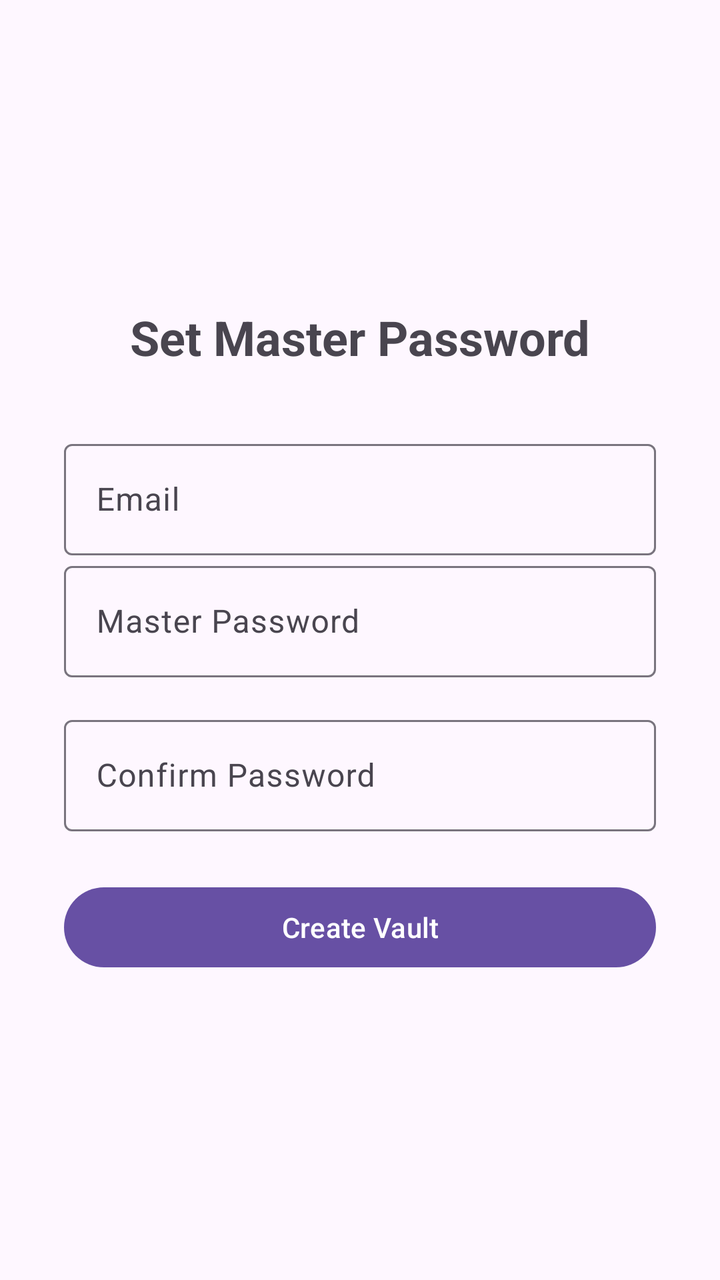
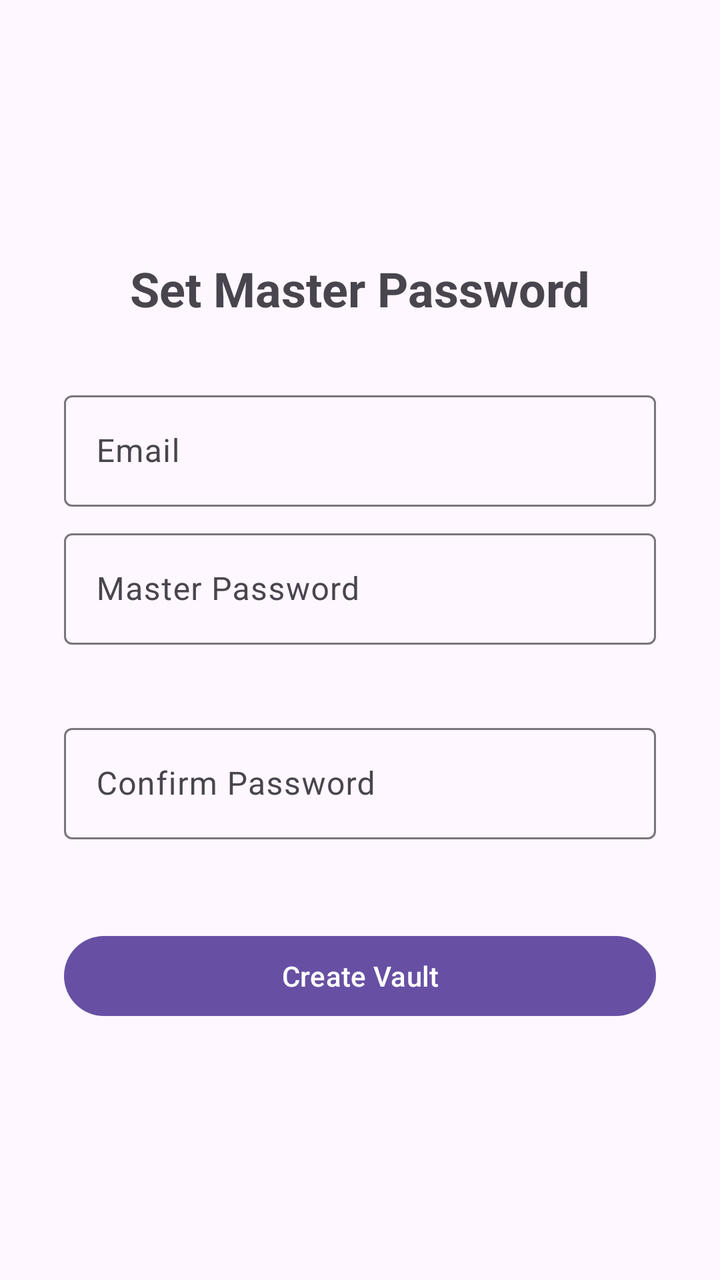

Before-and-after screenshots of an Android layout around one commit, followed by the original layout XML and the change that was made.
<!-- AndroidManifest.xml: application theme Theme.PasswordManager -->
<!-- res/layout/activity_setup.xml -->
<?xml version="1.0" encoding="utf-8"?>
<FrameLayout xmlns:android="http://schemas.android.com/apk/res/android" xmlns:app="http://schemas.android.com/apk/res-auto"
    android:layout_width="match_parent"
    android:layout_height="match_parent">
<LinearLayout
    
    
    android:layout_width="match_parent"
    android:layout_height="match_parent"
    android:orientation="vertical"
    android:padding="32dp"
    android:gravity="center">

    <TextView
        android:layout_width="wrap_content"
        android:layout_height="wrap_content"
        android:text="Set Master Password"
        android:textSize="24sp"
        android:textStyle="bold"
        android:layout_marginBottom="32dp"/>

    <com.google.android.material.textfield.TextInputLayout
        android:layout_width="match_parent"
        android:layout_height="wrap_content"
        app:boxBackgroundMode="outline"
        android:hint="Email">

        <com.google.android.material.textfield.TextInputEditText
            android:id="@+id/etEmail"
            android:layout_width="match_parent"
            android:layout_height="wrap_content"
            android:inputType="textEmailAddress"/>
    </com.google.android.material.textfield.TextInputLayout>

    <com.google.android.material.textfield.TextInputLayout
        android:layout_width="match_parent"
        android:layout_height="wrap_content"
        app:boxBackgroundMode="outline"
        android:hint="Master Password">

        <com.google.android.material.textfield.TextInputEditText
            android:id="@+id/etPassword"
            android:layout_width="match_parent"
            android:layout_height="wrap_content"
            android:inputType="textPassword"/>
    </com.google.android.material.textfield.TextInputLayout>

    <com.google.android.material.textfield.TextInputLayout
        android:layout_width="match_parent"
        android:layout_height="wrap_content"
        android:layout_marginTop="16dp"
        app:boxBackgroundMode="outline"
        android:hint="Confirm Password">

        <com.google.android.material.textfield.TextInputEditText
            android:id="@+id/etConfirmPassword"
            android:layout_width="match_parent"
            android:layout_height="wrap_content"
            android:inputType="textPassword"/>
    </com.google.android.material.textfield.TextInputLayout>

    <Button
        android:id="@+id/btnCreate"
        android:layout_width="match_parent"
        android:layout_height="wrap_content"
        android:layout_marginTop="24dp"
        android:text="Create Vault"/>
</LinearLayout>

    <FrameLayout
        android:id="@+id/loadingOverlay"
        android:layout_width="match_parent"
        android:layout_height="match_parent"
        android:background="#80000000"
        android:visibility="gone"
        android:elevation="10dp"
        android:clickable="true"
        android:focusable="true">
        <ProgressBar
            android:layout_width="wrap_content"
            android:layout_height="wrap_content"
            android:layout_gravity="center" />
    </FrameLayout>

</FrameLayout>
<!-- resources referenced by this layout -->
<resources>
  <style name="Theme.PasswordManager" parent="Base.Theme.PasswordManager" />
  <style name="Base.Theme.PasswordManager" parent="Theme.Material3.DayNight.NoActionBar">
          
          
      </style>
</resources>

<!-- the commit's change to res/layout/activity_setup.xml (unified diff, before → after) -->
@@ -33,9 +33,12 @@
     </com.google.android.material.textfield.TextInputLayout>
 
     <com.google.android.material.textfield.TextInputLayout
+        android:id="@+id/tilPassword"
         android:layout_width="match_parent"
         android:layout_height="wrap_content"
+        android:layout_marginTop="8dp"
         app:boxBackgroundMode="outline"
+        app:errorEnabled="true"
         android:hint="Master Password">
 
         <com.google.android.material.textfield.TextInputEditText
@@ -46,10 +49,12 @@
     </com.google.android.material.textfield.TextInputLayout>
 
     <com.google.android.material.textfield.TextInputLayout
+        android:id="@+id/tilConfirmPassword"
         android:layout_width="match_parent"
         android:layout_height="wrap_content"
         android:layout_marginTop="16dp"
         app:boxBackgroundMode="outline"
+        app:errorEnabled="true"
         android:hint="Confirm Password">
 
         <com.google.android.material.textfield.TextInputEditText
